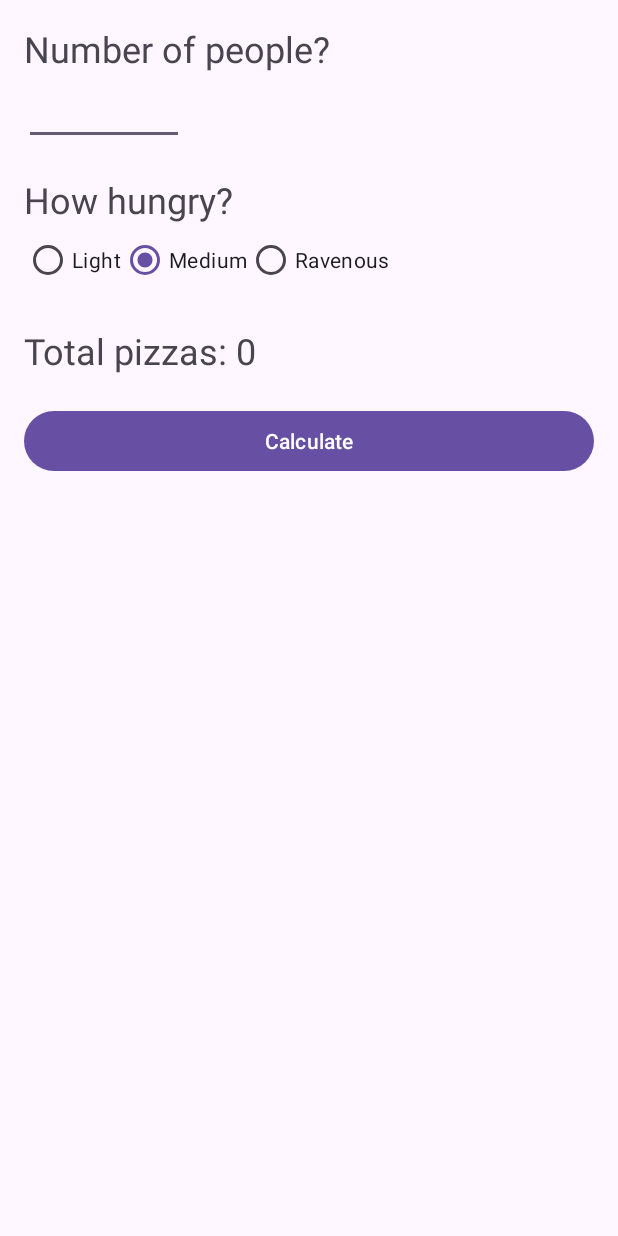
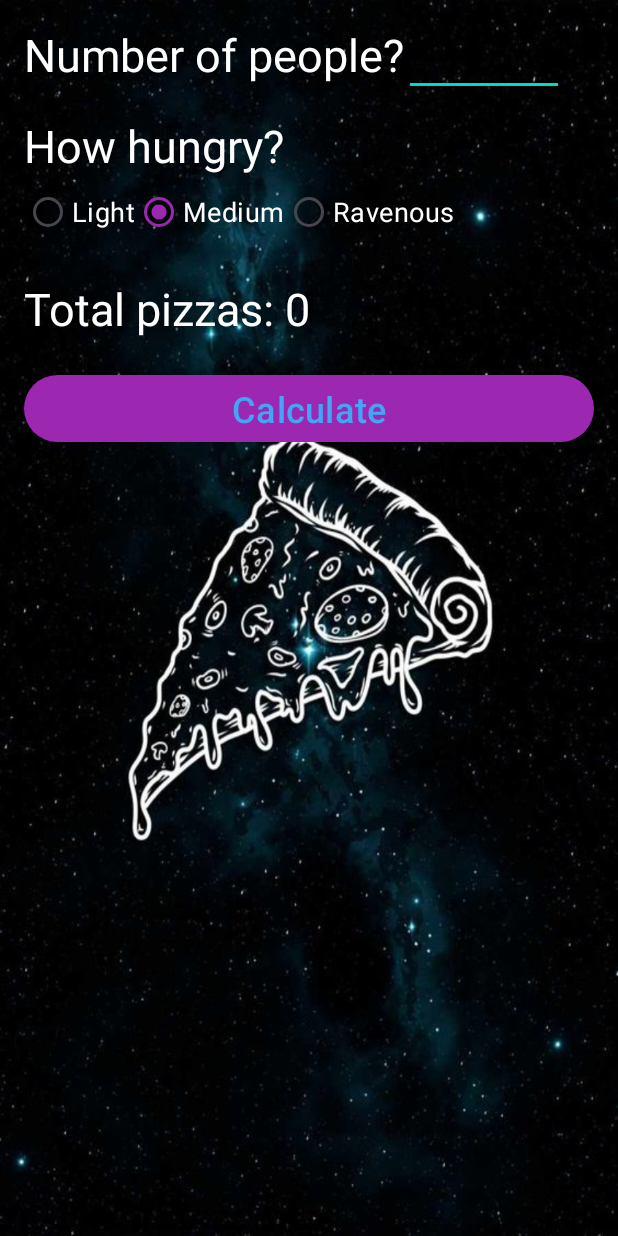
Before and after one commit to abdulnine7/CS-646-PizzaParty, an Android app: the screen it shows after launch (MainActivity), after a tap on "Calculate", on a phone screen of 412 x 824 dp. Run offline under Robolectric (Android 15) with nearby library versions, the phone set to English and light mode, and no system bars.

Commit message:
Updated with Lab 2 changes and video recording

```diff
--- a/app/src/main/java/com/zybooks/pizzaparty/MainActivity.kt
+++ b/app/src/main/java/com/zybooks/pizzaparty/MainActivity.kt
@@ -3,15 +3,22 @@ package com.zybooks.pizzaparty
 
 /**  Import statements */
 import android.os.Bundle
+import android.text.Editable
+import android.text.TextWatcher
+import android.util.Log
 import android.view.View
 import android.widget.EditText
 import android.widget.RadioGroup
 import android.widget.TextView
+import android.widget.ToggleButton
 import androidx.appcompat.app.AppCompatActivity
 import kotlin.math.ceil
 
 /**  Constant declaration: Number of slices per pizza */
-const val SLICES_PER_PIZZA = 8
+
+const val TAG = "MainActivity"
+
+private const val KEY_TOTAL_PIZZAS = "totalPizzas"
 
 /** MainActivity class declaration, extending AppCompatActivity */
 class MainActivity : AppCompatActivity() {
@@ -21,15 +28,65 @@ class MainActivity : AppCompatActivity() {
     private lateinit var numPizzasTextView: TextView
     private lateinit var howHungryRadioGroup: RadioGroup
 
+    private var totalPizzas = 0
     /** onCreate method, called when the activity is starting */
     override fun onCreate(savedInstanceState: Bundle?) {
         super.onCreate(savedInstanceState)
+
         /** Set the layout for the activity */
         setContentView(R.layout.activity_main)
+
         /** Initialize UI elements */
         numAttendEditText = findViewById(R.id.num_attend_edit_text)
         numPizzasTextView = findViewById(R.id.num_pizzas_text_view)
         howHungryRadioGroup = findViewById(R.id.hungry_radio_group)
+
+        Log.d(TAG, "onCreate was called")
+        if (savedInstanceState != null) {
+            totalPizzas = savedInstanceState.getInt(KEY_TOTAL_PIZZAS)
+            displayTotal()
+        }
+
+
+        numAttendEditText.addTextChangedListener(object : TextWatcher {
+            override fun beforeTextChanged(s: CharSequence, start: Int, count: Int, after: Int) {}
+
+            override fun onTextChanged(s: CharSequence, start: Int, before: Int, count: Int) {
+//                numAttendEditText.setText("");
+            }
+
+            override fun afterTextChanged(s: Editable) {}
+        })
+
+
+    }
+    override fun onSaveInstanceState(outState: Bundle) {
+        super.onSaveInstanceState(outState)
+        outState.putInt(KEY_TOTAL_PIZZAS, totalPizzas)
+    }
+    override fun onStart() {
+        super.onStart()
+        Log.d(TAG, "onStart")
+    }
+
+    override fun onStop() {
+        super.onStop()
+        Log.d(TAG, "onStop")
+    }
+
+    override fun onDestroy() {
+        super.onDestroy()
+        Log.d(TAG, "onDestroy")
+    }
+
+    override fun onPause() {
+        super.onPause()
+        Log.d(TAG, "onPause")
+    }
+
+    override fun onResume() {
+        super.onResume()
+        Log.d(TAG, "onResume")
     }
 
     /**
@@ -38,25 +95,51 @@ class MainActivity : AppCompatActivity() {
      * it calculate the total pizzas using the formula in method and set the result text in
      * total pizza text view and display on the screen
     */
+//    fun calculateClick(view: View) {
+//        /** Get the text that was typed into the EditText */
+//        val numAttendStr = numAttendEditText.text.toString()
+//        Log.d(TAG,"number is $numAttendStr")
+//        /** Convert the text into an integer */
+//        val numAttend = numAttendStr.toInt()
+//
+//        /** Determine how many slices on average each person will eat*/
+//        val slicesPerPerson = when (howHungryRadioGroup.checkedRadioButtonId) {
+//            R.id.light_radio_button -> 2
+//            R.id.medium_radio_button -> 3
+//            else -> 4
+//        }
+//
+//        /** Calculate the total number of pizzas needed to satisfy all attendees */
+//        val totalPizzas = ceil(numAttend * slicesPerPerson /
+//                SLICES_PER_PIZZA.toDouble()).toInt()
+//
+//        /** Display the total number of pizzas needed in the TextView */
+//        numPizzasTextView.text = "Total pizzas: $totalPizzas"
+//    }
     fun calculateClick(view: View) {
-        /** Get the text that was typed into the EditText */
+
+        // Get the text that was typed into the EditText
         val numAttendStr = numAttendEditText.text.toString()
 
-        /** Convert the text into an integer */
-        val numAttend = numAttendStr.toInt()
+        // Convert the text into an integer
+        val numAttend = numAttendStr.toIntOrNull() ?: 0
 
-        /** Determine how many slices on average each person will eat*/
-        val slicesPerPerson = when (howHungryRadioGroup.checkedRadioButtonId) {
-            R.id.light_radio_button -> 2
-            R.id.medium_radio_button -> 3
-            else -> 4
+        // Get hunger level selection
+        val hungerLevel = when (howHungryRadioGroup.checkedRadioButtonId) {
+            R.id.light_radio_button -> PizzaCalculator.HungerLevel.LIGHT
+            R.id.medium_radio_button -> PizzaCalculator.HungerLevel.MEDIUM
+            else -> PizzaCalculator.HungerLevel.RAVENOUS
         }
 
-        /** Calculate the total number of pizzas needed to satisfy all attendees */
-        val totalPizzas = ceil(numAttend * slicesPerPerson /
-                SLICES_PER_PIZZA.toDouble()).toInt()
+        // Get the number of pizzas needed
+        val calc = PizzaCalculator(numAttend, hungerLevel)
+        totalPizzas = calc.totalPizzas
+        displayTotal()
+        }
+        // Place totalPizzas into the string resource and display
+        private fun displayTotal() {
+            val totalText = getString(R.string.total_pizzas_num, totalPizzas)
+            numPizzasTextView.text = totalText
 
-        /** Display the total number of pizzas needed in the TextView */
-        numPizzasTextView.text = "Total pizzas: $totalPizzas"
     }
 }
--- /dev/null
+++ b/app/src/main/java/com/zybooks/pizzaparty/PizzaCalculator.kt
@@ -0,0 +1,25 @@
+package com.zybooks.pizzaparty
+
+import kotlin.math.ceil
+
+const val SLICES_PER_PIZZA = 8
+
+class PizzaCalculator(partySize: Int, var hungerLevel: HungerLevel) {
+    var partySize = 0
+        set(value) {
+            field = if (value >= 0) value else 0
+        }
+
+    enum class HungerLevel(var numSlices: Int) {
+        LIGHT(2), MEDIUM(3), RAVENOUS(4)
+    }
+
+    val totalPizzas: Int
+        get() {
+            return ceil(partySize * hungerLevel.numSlices / SLICES_PER_PIZZA.toDouble()).toInt()
+        }
+
+    init {
+        this.partySize = partySize
+    }
+}
--- a/app/src/main/res/layout/activity_main.xml
+++ b/app/src/main/res/layout/activity_main.xml
@@ -1,77 +1,120 @@
 <?xml version="1.0" encoding="utf-8"?>
-<LinearLayout xmlns:android="http://schemas.android.com/apk/res/android"
+<!--<LinearLayout-->
+<androidx.constraintlayout.widget.ConstraintLayout
+    xmlns:android="http://schemas.android.com/apk/res/android"
+    xmlns:app="http://schemas.android.com/apk/res-auto"
     xmlns:tools="http://schemas.android.com/tools"
     android:id="@+id/activity_main"
     android:layout_width="match_parent"
     android:layout_height="match_parent"
     android:orientation="vertical"
-    android:paddingBottom="16dp"
-    android:paddingLeft="16dp"
-    android:paddingRight="16dp"
-    android:paddingTop="16dp"
+    android:paddingLeft="@dimen/activity_horizontal_margin"
+    android:paddingTop="@dimen/activity_vertical_margin"
+    android:paddingRight="@dimen/activity_horizontal_margin"
+    android:paddingBottom="@dimen/activity_vertical_margin"
+    android:background="@drawable/pizza2"
     tools:context="com.zybooks.pizzaparty.MainActivity">
 
     <TextView
+        android:id="@+id/no_of_people_text_view"
         android:layout_width="wrap_content"
         android:layout_height="wrap_content"
+        android:labelFor="@id/num_attend_edit_text"
         android:text="@string/noOfPeople"
-        android:textSize="24sp"
-        android:labelFor="@id/num_attend_edit_text" />
+        android:textColor="@color/white"
+        android:textSize="@dimen/text_size"
+        app:layout_constraintStart_toStartOf="parent"
+        android:hint="@string/neha2"
+        app:layout_constraintTop_toTopOf="parent"/>
+
 
     <EditText
         android:id="@+id/num_attend_edit_text"
         android:layout_width="wrap_content"
         android:layout_height="wrap_content"
+        android:ems="5"
+        android:importantForAutofill="no"
+        android:inputType="number"
         android:minHeight="48dp"
-        android:inputType="number"
-        android:ems="5"
-        android:importantForAutofill="no" />
+        android:textColor="@color/colorAccent"
+        app:layout_constraintStart_toEndOf="@id/no_of_people_text_view"
+        app:layout_constraintTop_toTopOf="@id/no_of_people_text_view" />
+
 
     <TextView
+        android:id="@+id/how_hungry_text_view"
         android:layout_width="wrap_content"
         android:layout_height="wrap_content"
         android:layout_marginTop="20dp"
+        android:labelFor="@id/hungry_radio_group"
         android:text="@string/howHungry"
-        android:textSize="24sp"
-        android:labelFor="@id/hungry_radio_group" />
+        android:textColor="@color/white"
+        android:textSize="@dimen/text_size"
+        app:layout_constraintStart_toStartOf="parent"
+        app:layout_constraintTop_toBottomOf="@id/no_of_people_text_view"/>
 
     <RadioGroup
         android:id="@+id/hungry_radio_group"
         android:layout_width="fill_parent"
         android:layout_height="wrap_content"
-        android:orientation="horizontal">
+        android:orientation="horizontal"
+        app:layout_constraintEnd_toEndOf="parent"
+        app:layout_constraintStart_toStartOf="parent"
+        app:layout_constraintTop_toBottomOf="@id/how_hungry_text_view">
+
         <RadioButton
             android:id="@+id/light_radio_button"
-            android:text="@string/light"
             android:layout_width="wrap_content"
-            android:layout_height="wrap_content" />
+            android:layout_height="wrap_content"
+            android:textColor="@color/white"
+            android:textSize="@dimen/sub_text_size"
+            android:text="@string/light" />
+
         <RadioButton
             android:id="@+id/medium_radio_button"
-            android:text="@string/medium"
             android:layout_width="wrap_content"
             android:layout_height="wrap_content"
-            android:checked="true" />
+            android:checked="true"
+            android:textColor="@color/white"
+            android:textSize="@dimen/sub_text_size"
+            android:text="@string/medium" />
 
         <RadioButton
             android:id="@+id/ravenous_radio_button"
             android:layout_width="wrap_content"
             android:layout_height="wrap_content"
+            android:textColor="@color/white"
+            android:textSize="@dimen/sub_text_size"
             android:text="@string/ravenous" />
     </RadioGroup>
 
     <TextView
         android:id="@+id/num_pizzas_text_view"
-        android:text="@string/totalPizza"
         android:layout_width="wrap_content"
         android:layout_height="wrap_content"
         android:layout_marginTop="20dp"
-        android:textSize="24sp"/>
+        android:text="@string/totalPizza"
+        android:textColor="@color/white"
+        android:textSize="@dimen/text_size"
+        app:layout_constraintStart_toStartOf="parent"
+        app:layout_constraintTop_toBottomOf="@id/hungry_radio_group"/>
 
     <Button
         android:id="@+id/calc_button"
+        style="@style/CalcButton"
         android:layout_width="match_parent"
         android:layout_height="wrap_content"
         android:layout_marginTop="20dp"
+
         android:onClick="calculateClick"
-        android:text="@string/calculate" />
-</LinearLayout>
+
+        android:text="@string/calculate"
+        android:textColor="@color/colorAccent"
+        app:layout_constraintEnd_toEndOf="parent"
+        app:layout_constraintStart_toStartOf="parent"
+        app:layout_constraintTop_toBottomOf="@id/num_pizzas_text_view" />
+
+
+
+</androidx.constraintlayout.widget.ConstraintLayout>
+<!--</LinearLayout>-->
--- a/app/src/main/res/values-night/themes.xml
+++ b/app/src/main/res/values-night/themes.xml
@@ -3,5 +3,6 @@
     <style name="Base.Theme.PizzaParty" parent="Theme.Material3.DayNight.NoActionBar">
         <!-- Customize your dark theme here. -->
         <!-- <item name="colorPrimary">@color/my_dark_primary</item> -->
+        <item name="colorPrimary">@color/my_green</item>
     </style>
 </resources>
--- a/app/src/main/res/values/colors.xml
+++ b/app/src/main/res/values/colors.xml
@@ -2,4 +2,9 @@
 <resources>
     <color name="black">#FF000000</color>
     <color name="white">#FFFFFFFF</color>
+    <color name="red">#FF0000</color>
+    <color name="my_green">#11BB11</color>
+    <color name="colorAccent">#42A5F5</color>
+    <color name="gray">#AAA</color>
+    <color name="dark_green">#22AA22</color>
 </resources>
--- /dev/null
+++ b/app/src/main/res/values/dimens.xml
@@ -0,0 +1,8 @@
+<?xml version="1.0" encoding="utf-8"?>
+<resources>
+    <dimen name="label_text_size">30sp</dimen>
+    <dimen name="activity_horizontal_margin">16dp</dimen>
+    <dimen name="activity_vertical_margin">16dp</dimen>
+    <dimen name="text_size">30sp</dimen>
+    <dimen name="sub_text_size">18sp</dimen>
+</resources>
--- a/app/src/main/res/values/strings.xml
+++ b/app/src/main/res/values/strings.xml
@@ -7,5 +7,8 @@
     <string name="ravenous">Ravenous</string>
     <string name="totalPizza">Total pizzas: ?</string>
     <string name="calculate">Calculate</string>
-
+    <string name="total_pizzas_num">Total pizzas: %d</string>
+    <string name="neha">Neha</string>
+    <string name="neha1">neha1</string>
+    <string name="neha2">neha2</string>
 </resources>
--- /dev/null
+++ b/app/src/main/res/values/styles.xml
@@ -0,0 +1,7 @@
+<?xml version="1.0" encoding="utf-8"?>
+<resources>
+    <style name="CalcButton">
+        <item name="android:textSize">24sp</item>
+        <item name="android:textColor">@color/white</item>
+    </style>
+</resources>
--- a/app/src/main/res/values/themes.xml
+++ b/app/src/main/res/values/themes.xml
@@ -3,6 +3,16 @@
     <style name="Base.Theme.PizzaParty" parent="Theme.Material3.DayNight.NoActionBar">
         <!-- Customize your light theme here. -->
         <!-- <item name="colorPrimary">@color/my_light_primary</item> -->
+        <!--<item name="colorPrimary">@color/my_green</item>-->
+        <!-- Primary brand color. -->
+        <item name="colorPrimary">#9C27B0</item>
+        <item name="colorPrimaryVariant">#44AEDE</item>
+        <item name="colorOnPrimary">@color/white</item>
+
+        <!-- Secondary brand color. -->
+        <item name="colorSecondary">#FF03DAC5</item>
+        <item name="colorSecondaryVariant">#FF018786</item>
+        <item name="colorOnSecondary">@color/black</item>
     </style>
 
     <style name="Theme.PizzaParty" parent="Base.Theme.PizzaParty" />
```
Also changed, not shown: app/src/main/AndroidManifest.xml (+12 -1 lines), app/src/main/res/drawable/add.png (added), app/src/main/res/drawable/pizza.jpg (added), app/src/main/res/drawable/pizza2.jpg (added), 2 other files.
